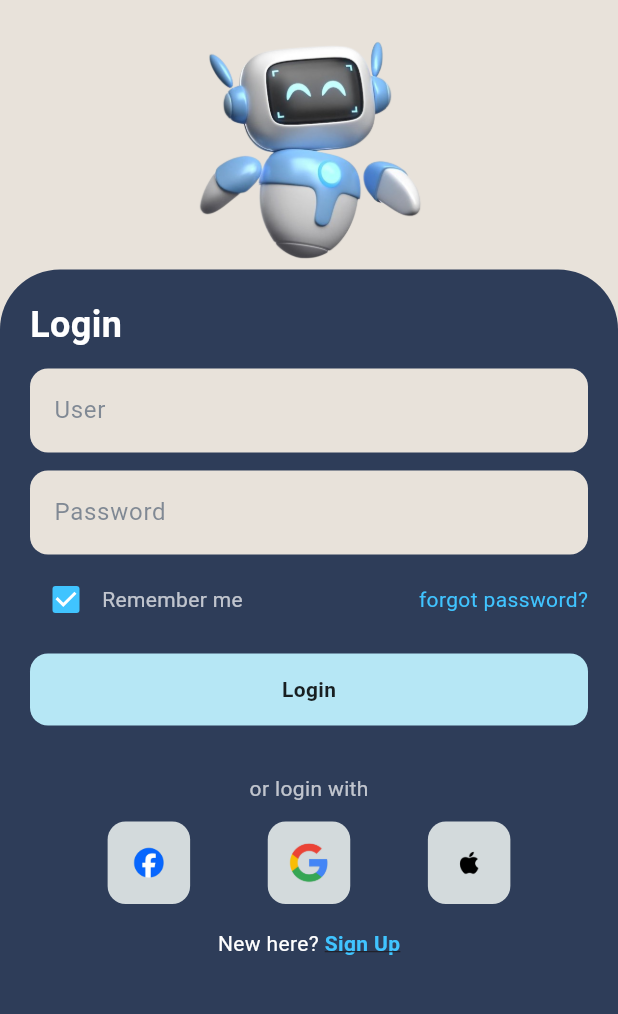
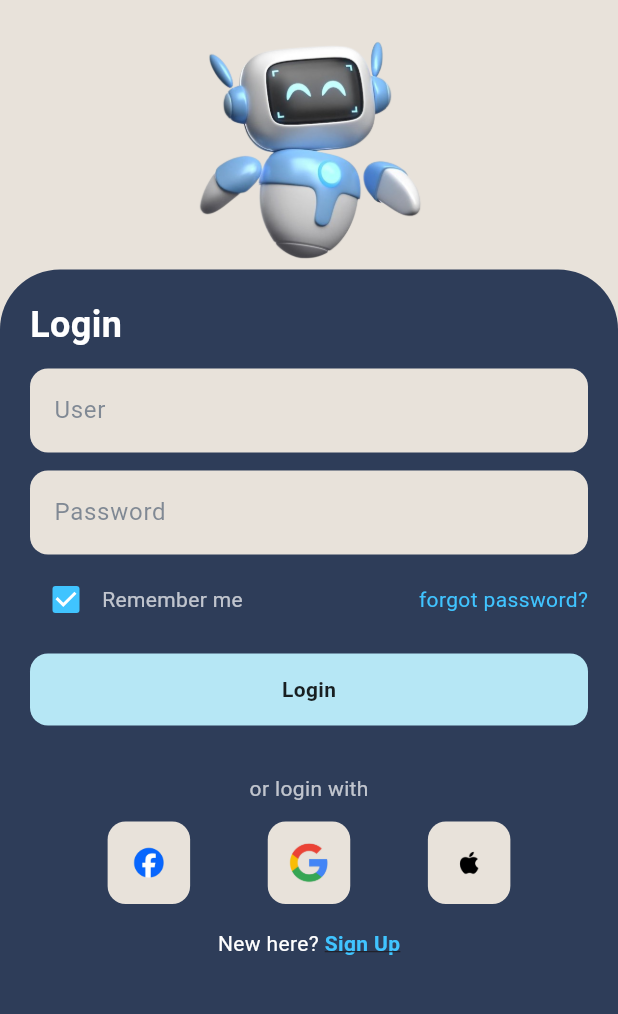
Before and after one commit to JosefinaBacci/MoodBites, a Flutter app: the screen it shows after launch, on a phone screen of 412 x 824 dp, the part 215-1229 px from its top. Run offline on Flutter 3.47's test engine with Material 3 defaults, Android fonts, the light colour scheme and no system bars; our stand-ins replace cloud_firestore, firebase_auth, firebase_core; accounts and stored records are empty.

Commit message:
Final app - color change

```diff
--- a/lib/view/login_view.dart
+++ b/lib/view/login_view.dart
@@ -264,7 +264,7 @@ class _LoginViewState extends State<LoginView> {
       height: 55,
       padding: const EdgeInsets.all(8),
       decoration: BoxDecoration(
-        color: const Color(0xFFD3DADC),
+        color: const Color(0xFFE8E2DA),
         borderRadius: BorderRadius.circular(12),
       ),
       child: Image.asset(path),
```
